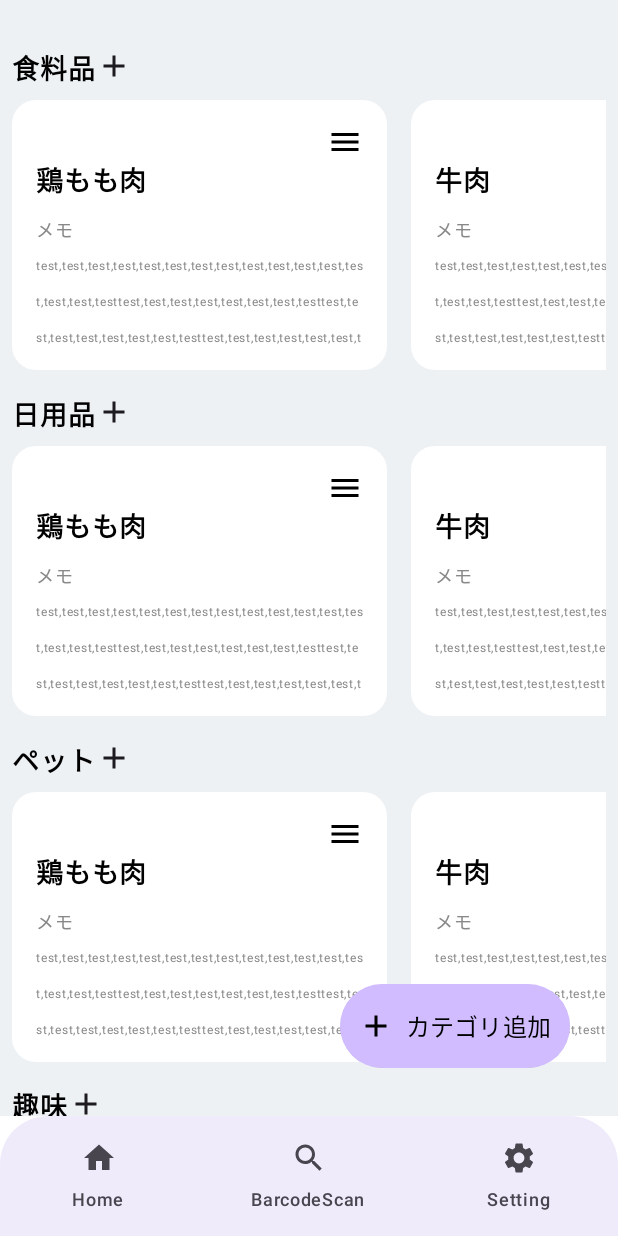
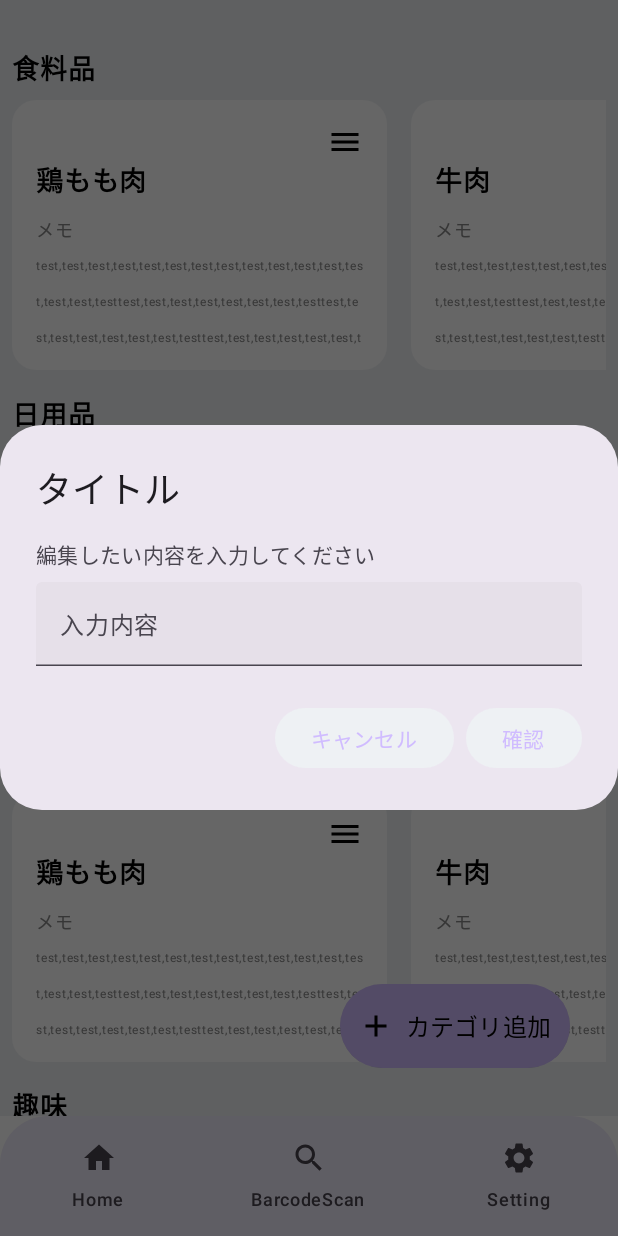
Before and after one commit to jun915-a/ShoppingListApp, an Android app built with Jetpack Compose: the screen it shows after launch (MainActivity), after a tap on "カテゴリ追加", on a phone screen of 412 x 824 dp. Run offline under Robolectric (Android 15) with nearby library versions, the phone set to English and light mode, and no system bars; our stand-ins replace Dagger/Hilt's generated code.

Commit message:
各ダイアログ実装

```diff
--- a/app/build.gradle.kts
+++ b/app/build.gradle.kts
@@ -76,6 +76,7 @@ dependencies {
     implementation ("com.google.dagger:hilt-android:2.48")
     kapt ("com.google.dagger:hilt-compiler:2.48")
     implementation(libs.androidx.navigation.compose.v274)
+    implementation ("androidx.hilt:hilt-navigation-compose:1.0.0")
 
 }
 
--- a/app/src/main/java/com/example/shoppinglistapp/MainActivity.kt
+++ b/app/src/main/java/com/example/shoppinglistapp/MainActivity.kt
@@ -3,10 +3,11 @@ package com.example.shoppinglistapp
 import android.os.Bundle
 import androidx.activity.ComponentActivity
 import androidx.activity.compose.setContent
-import androidx.activity.enableEdgeToEdge
 import com.example.shoppinglistapp.ui.theme.BaseScreen
 import com.example.shoppinglistapp.ui.theme.ShoppingListAppTheme
+import dagger.hilt.android.AndroidEntryPoint
 
+@AndroidEntryPoint
 class MainActivity : ComponentActivity() {
     override fun onCreate(savedInstanceState: Bundle?) {
         super.onCreate(savedInstanceState)
--- a/app/src/main/java/com/example/shoppinglistapp/ui/theme/MainScreen.kt
+++ b/app/src/main/java/com/example/shoppinglistapp/ui/theme/MainScreen.kt
@@ -22,9 +22,13 @@ import androidx.compose.foundation.shape.RoundedCornerShape
 import androidx.compose.material.icons.Icons
 import androidx.compose.material.icons.filled.Add
 import androidx.compose.material.icons.filled.Menu
+import androidx.compose.material.icons.outlined.Delete
+import androidx.compose.material.icons.outlined.Edit
 import androidx.compose.material3.Button
 import androidx.compose.material3.ButtonDefaults
 import androidx.compose.material3.CardDefaults
+import androidx.compose.material3.DropdownMenu
+import androidx.compose.material3.DropdownMenuItem
 import androidx.compose.material3.FloatingActionButton
 import androidx.compose.material3.FloatingActionButtonDefaults
 import androidx.compose.material3.Icon
@@ -32,6 +36,10 @@ import androidx.compose.material3.MaterialTheme
 import androidx.compose.material3.Scaffold
 import androidx.compose.material3.Text
 import androidx.compose.runtime.Composable
+import androidx.compose.runtime.getValue
+import androidx.compose.runtime.mutableStateOf
+import androidx.compose.runtime.remember
+import androidx.compose.runtime.setValue
 import androidx.compose.ui.Alignment
 import androidx.compose.ui.Modifier
 import androidx.compose.ui.draw.clip
@@ -40,13 +48,21 @@ import androidx.compose.ui.text.font.FontWeight
 import androidx.compose.ui.tooling.preview.Preview
 import androidx.compose.ui.unit.dp
 import androidx.compose.ui.unit.sp
+import androidx.hilt.navigation.compose.hiltViewModel
 import androidx.navigation.compose.NavHost
 import androidx.navigation.compose.composable
 import androidx.navigation.compose.rememberNavController
+import com.example.shoppinglistapp.ui.theme.dialog.CategoryDialog
+import com.example.shoppinglistapp.ui.theme.dialog.NewItemDialog
 
 
 @Composable
-fun BaseScreen() {
+fun BaseScreen(
+    viewModel: MainViewModel = hiltViewModel(),
+
+    ) {
+    CategoryDialog(isDialogOpen = viewModel.isShowCategoryDialog)
+    NewItemDialog(isDialogOpen = viewModel.isShowNewItemDialog)
     val navController = rememberNavController()
     val items = listOf("home", "barcodeScan", "setting")
 
@@ -54,7 +70,7 @@ fun BaseScreen() {
         floatingActionButton = {
             FloatingActionButton(
                 onClick = {
-                    println("Test!!! onClick")
+                    viewModel.isShowCategoryDialog = true
                 },
                 modifier = Modifier
                     .padding(16.dp)
@@ -85,9 +101,9 @@ fun BaseScreen() {
             navController = navController,
             startDestination = "home",
         ) {
-            composable("home") { ParentLayout(innerPadding) }
+            composable("home") { ParentLayout(innerPadding, viewModel) }
             composable("barcodeScan") { aa(paddingValues = innerPadding) }
-            composable("setting") { aa(paddingValues = innerPadding)  }
+            composable("setting") { aa(paddingValues = innerPadding) }
         }
 
     }
@@ -99,7 +115,10 @@ fun aa(paddingValues: PaddingValues) {
 }
 
 @Composable
-fun ParentLayout(paddingValues: PaddingValues) {
+fun ParentLayout(
+    paddingValues: PaddingValues,
+    viewModel: MainViewModel = hiltViewModel(),
+) {
     val dummyCategory = listOf("食料品", "日用品", "ペット", "趣味", "洋服", "本")
 
     Column(
@@ -125,15 +144,15 @@ fun ParentLayout(paddingValues: PaddingValues) {
                         fontWeight = FontWeight.Bold,
                         color = Color.Black
                     )
-                    Icon(
-                        Icons.Default.Add,
-                        contentDescription = "add",
-                        modifier = Modifier.clickable {
-                            println("test!!!")
-                        })
+//                    Icon(
+//                        Icons.Default.Add,
+//                        contentDescription = "add",
+//                        modifier = Modifier.clickable {
+//                            println("test!!!")
+//                        })
                 }
                 Spacer(modifier = Modifier.height(8.dp))
-                HorizontalScrollableCardList()
+                HorizontalScrollableCardList(viewModel)
             }
         }
 
@@ -141,9 +160,13 @@ fun ParentLayout(paddingValues: PaddingValues) {
 }
 
 @Composable
-fun HorizontalScrollableCardList() {
+fun HorizontalScrollableCardList(
+    viewModel: MainViewModel = hiltViewModel(),
+
+    ) {
     val dummyItems = listOf("鶏もも肉", "牛肉", "豚肉", "魚", "野菜", "果物")
 //    val dummyItems = listOf("鶏もも肉",)
+//    var expanded by remember { mutableStateOf(false) }
 
     LazyRow(
         modifier = Modifier
@@ -159,7 +182,7 @@ fun HorizontalScrollableCardList() {
                 verticalArrangement = Arrangement.Center, // 垂直方向に中央寄せ
                 horizontalAlignment = Alignment.CenterHorizontally // 水平方向にも中央寄せ (必要であれば)
             ) {
-                AddButton()
+                AddButton(viewModel)
             }
         }
     }
@@ -167,6 +190,8 @@ fun HorizontalScrollableCardList() {
 
 @Composable
 fun Card(item: String) {
+    // メニューが表示されているかを管理する状態
+    var expanded by remember { mutableStateOf(false) }
     androidx.compose.material3.Card(
         shape = RoundedCornerShape(16.dp),
         modifier = Modifier
@@ -186,11 +211,35 @@ fun Card(item: String) {
                 modifier = Modifier.fillMaxWidth(), // Row を Column いっぱいに広げる
                 horizontalArrangement = Arrangement.End // Row 内の要素を右寄せにする
             ) {
-                Icon(Icons.Default.Menu, contentDescription = "menu",
-                    modifier = Modifier.clickable {
-                        println("test!!!!")
-                    })
+                Column {
+
+
+                    Icon(Icons.Default.Menu, contentDescription = "menu",
+                        modifier = Modifier.clickable {
+                            expanded = !expanded
+                        })
+                    DropdownMenu(expanded = expanded, onDismissRequest = { expanded = false }) {
+                        DropdownMenuItem(
+                            text = { Text("編集") },
+                            onClick = { /* Handle edit! */ },
+                            leadingIcon = { Icon(Icons.Outlined.Edit, contentDescription = null) }
+                        )
+                        DropdownMenuItem(
+                            text = { Text("削除", color = Color.Red) },
+                            onClick = { /* Handle settings! */ },
+                            leadingIcon = {
+                                Icon(
+                                    Icons.Outlined.Delete,
+                                    contentDescription = null,
+                                    tint = Color.Red // アイコンの色を赤に変更
+
+                                )
+                            }
+                        )
+                    }
+                }
             }
+
             Text(
                 text = item,
                 fontSize = 18.sp,
@@ -215,9 +264,12 @@ fun Card(item: String) {
 }
 
 @Composable
-fun AddButton() {
+fun AddButton(
+    viewModel: MainViewModel = hiltViewModel(),
+
+    ) {
     Button(
-        onClick = { /* ボタンの処理 */ },
+        onClick = { viewModel.isShowNewItemDialog = true },
         shape = MaterialTheme.shapes.large, // 丸みを帯びた形状
         colors = ButtonDefaults.buttonColors(
             containerColor = Purple80, // 薄い灰色の背景色
@@ -236,11 +288,11 @@ fun AddButton() {
     }
 }
 
-@Preview(showBackground = true)
+
+@Preview
 @Composable
 fun Preview() {
     ShoppingListAppTheme {
         BaseScreen()
-
     }
 }
--- /dev/null
+++ b/app/src/main/java/com/example/shoppinglistapp/ui/theme/MainViewModel.kt
@@ -0,0 +1,76 @@
+package com.example.shoppinglistapp.ui.theme
+
+import androidx.compose.runtime.getValue
+import androidx.compose.runtime.mutableStateOf
+import androidx.compose.runtime.setValue
+import androidx.lifecycle.ViewModel
+import dagger.hilt.android.lifecycle.HiltViewModel
+import javax.inject.Inject
+
+@HiltViewModel
+class MainViewModel @Inject constructor(
+//    private val taskDao: TaskDao
+) : ViewModel() {
+
+    //新規アイテム追加
+    var isShowCategoryDialog by mutableStateOf(false)
+    var isShowNewItemDialog by mutableStateOf(false)
+
+
+//    var memo by mutableStateOf("")
+//    var trainingName: MutableList<String> = mutableListOf()
+
+/*
+    /*
+     * アプリ起動時taskを全件取得
+     */
+    val tasks = taskDao.loadAllTasks().distinctUntilChanged()
+
+    /*
+     * 保存ボタン押下時taskを保存
+     */
+    fun insertTask(task: Task) {
+        viewModelScope.launch {
+            taskDao.insertTask(task)
+            println("success_test_log ${task.jsonStr} }")
+        }
+    }
+
+    /*
+     * 編集モードから保存した際のアップデート
+     */
+    fun updateTask(task: Task) {
+        viewModelScope.launch {
+            taskDao.updateTask(task)
+//            Log.d("success_updateTask", "${task.id} ${task.name} ${task.userId} ${task.password}")
+        }
+    }
+
+    fun updateIdsAfterDelete(taskId: Int) {
+        viewModelScope.launch {
+            taskDao.updateIdsAfterDelete(taskId)
+        }
+    }
+
+    /*
+     * TODO　カレンダー下部のアイテム長押しで削除
+     */
+    fun deleteTask(task: Task) {
+        viewModelScope.launch {
+            taskDao.deleteTask(task)
+//            Log.d("delete_updateTask", "${task.id} ${task.name} ${task.userId} ${task.password}")
+        }
+    }
+
+    // オブジェクトをJSON文字列に変換する
+    fun toJson(obj: Any): String {
+        return Gson().toJson(obj)
+    }
+
+    // JSON文字列をオブジェクトに変換する
+    inline fun <reified T> fromJson(json: String): T {
+        return Gson().fromJson(json, T::class.java)
+    }
+
+ */
+}
--- /dev/null
+++ b/app/src/main/java/com/example/shoppinglistapp/ui/theme/dialog/NewCategoryDialog.kt
@@ -0,0 +1,77 @@
+package com.example.shoppinglistapp.ui.theme.dialog
+
+import androidx.compose.foundation.layout.Column
+import androidx.compose.foundation.layout.Spacer
+import androidx.compose.foundation.layout.fillMaxWidth
+import androidx.compose.foundation.layout.height
+import androidx.compose.material3.AlertDialog
+import androidx.compose.material3.Button
+import androidx.compose.material3.Text
+import androidx.compose.material3.TextField
+import androidx.compose.runtime.Composable
+import androidx.compose.runtime.getValue
+import androidx.compose.runtime.mutableStateOf
+import androidx.compose.runtime.remember
+import androidx.compose.runtime.setValue
+import androidx.compose.ui.Modifier
+import androidx.compose.ui.tooling.preview.Preview
+import androidx.compose.ui.unit.dp
+import androidx.hilt.navigation.compose.hiltViewModel
+import com.example.shoppinglistapp.ui.theme.MainViewModel
+
+@Composable
+fun CategoryDialog(
+    viewModel: MainViewModel = hiltViewModel(),
+    isDialogOpen: Boolean, // ダイアログが表示されるかどうか
+//    onDismiss: () -> Unit, // ダイアログを閉じるための処理
+//    onConfirm: (String) -> Unit // 確定ボタンが押された時に呼ばれる処理
+) {
+    if (isDialogOpen) {
+        // ダイアログの表示
+        AlertDialog(
+            onDismissRequest = {
+//                onDismiss()
+            }, // ダイアログ外をタップしたときに閉じる
+            title = {
+                Text(text = "タイトル") // ダイアログのタイトル
+            },
+            text = {
+                // EditText（TextField）を表示
+                var textState by remember { mutableStateOf("") } // テキストを保持する状態
+
+                Column {
+                    Text(text = "編集したい内容を入力してください") // 必要なら説明文
+                    Spacer(modifier = Modifier.height(8.dp)) // 少しスペースを空ける
+
+                    TextField(
+                        value = textState,
+                        onValueChange = { textState = it }, // 入力されたテキストを保持
+                        label = { Text("入力内容") }, // ユーザーに何を入力すべきか指示
+                        singleLine = true, // 1行に制限
+                        modifier = Modifier.fillMaxWidth() // 横幅いっぱいに広げる
+                    )
+                }
+            },
+            confirmButton = {
+                Button(onClick = {
+//                    onConfirm("textState") // 確定ボタンが押された時に入力内容を返す
+                }) {
+                    Text("確認")
+                }
+            },
+            dismissButton = {
+                Button(onClick = {
+                    viewModel.isShowCategoryDialog = false
+                }) {
+                    Text("キャンセル")
+                }
+            }
+        )
+    }
+}
+
+@Preview(showBackground = true)
+@Composable
+fun PreviewDialog() {
+//    CategoryDialog(true)
+}
```
Also changed, not shown: app/src/main/java/com/example/shoppinglistapp/ui/theme/dialog/NewItemDialog.kt (added, +86 -0 lines).
